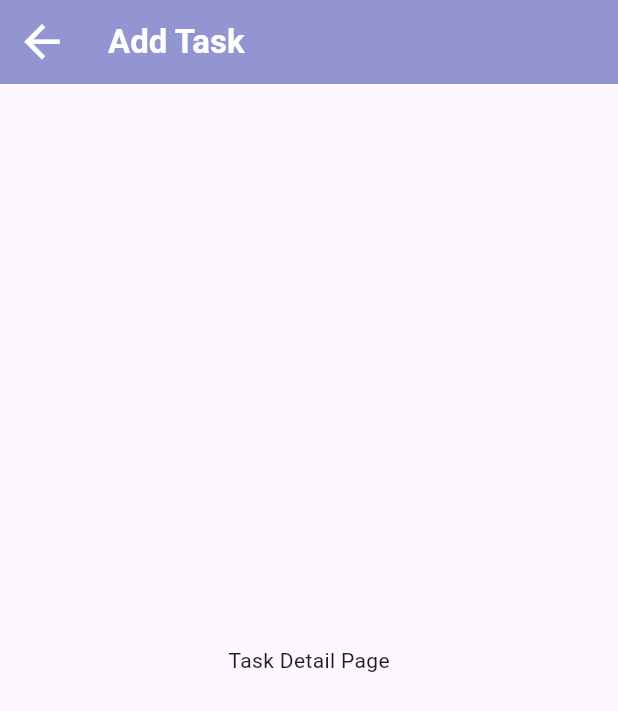
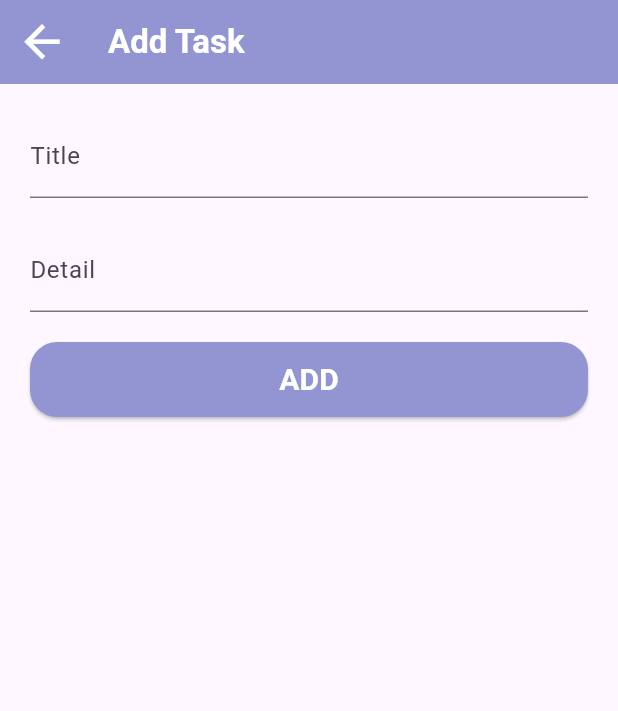
Before and after one commit to quiest2000/todo-app, a Flutter app: the TaskDetailPage screen opened directly, on a phone screen of 412 x 824 dp. Shown: the top 711 px of the screen. Run offline on Flutter 3.47's test engine with Material 3 defaults, Android fonts, the phone set to English and light mode, and no system bars; our stand-ins replace flutter_svg.

Commit message:
layout task detail

```diff
--- a/lib/task_detail_page.dart
+++ b/lib/task_detail_page.dart
@@ -40,7 +40,51 @@ class _TaskDetailPageState extends State<TaskDetailPage> {
           },
         ),
       ),
-      body: const Center(child: Text('Task Detail Page')),
+      body: Padding(
+        padding: const EdgeInsets.all(20),
+        child: Column(
+          mainAxisSize: MainAxisSize.max,
+          mainAxisAlignment: MainAxisAlignment.start,
+          crossAxisAlignment: CrossAxisAlignment.stretch,
+          children: [
+            const TextField(
+              decoration: InputDecoration(
+                labelText: 'Title',
+                border: UnderlineInputBorder(),
+              ),
+            ),
+            const SizedBox(height: 20), // Add this line
+            const TextField(
+              decoration: InputDecoration(
+                labelText: 'Detail',
+                border: UnderlineInputBorder(),
+              ),
+            ),
+            const SizedBox(height: 20),
+            ElevatedButton(
+              onPressed: () => print('ADD clicked'),
+              style: ButtonStyle(
+                backgroundColor: MaterialStateColor.resolveWith(
+                    (states) => Theme.of(context).colorScheme.primary),
+                shape: MaterialStateProperty.all<RoundedRectangleBorder>(
+                  RoundedRectangleBorder(
+                    borderRadius: BorderRadius.circular(18.0),
+                  ),
+                ),
+              ),
+              child: const Text(
+                'ADD',
+                style: TextStyle(
+                  height: 2.5,
+                  color: Colors.white,
+                  fontWeight: FontWeight.bold,
+                  fontSize: 20,
+                ),
+              ),
+            ),
+          ],
+        ),
+      ),
     );
   }
 }
```
